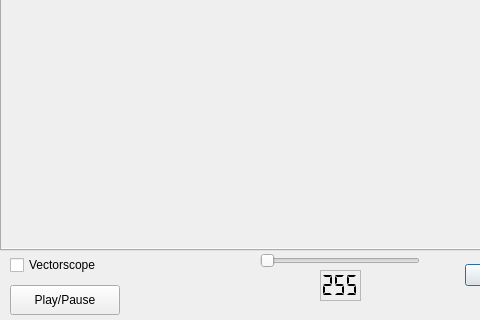
Before: the Qt Designer form src/maggicsegmentationdialog.ui in robocin/vss-vision, drawn with Qt 5; both pictures show x 0 to 480 and y 260 to 580 of the 750 by 580 pixel window.
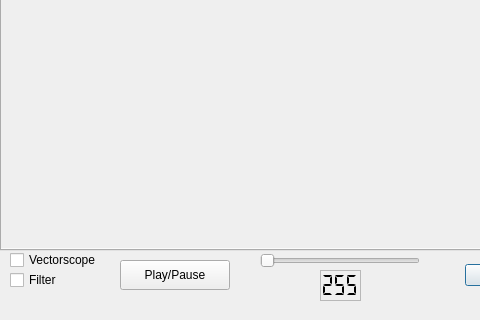
After: the same form once the commit is applied. Icons and pictures are not drawn.

Commit message: [ADDED] filterEnable control, filter rectangle drawing and avoiding dragging pivots in filter mode. [REMOVED] some warnings. [FIXED] minor types.

What changed in the file:
```diff
--- a/src/maggicsegmentationdialog.ui
+++ b/src/maggicsegmentationdialog.ui
@@ -463,8 +463,8 @@
   <widget class="QPushButton" name="playpauseButton">
    <property name="geometry">
     <rect>
-     <x>10</x>
-     <y>545</y>
+     <x>120</x>
+     <y>520</y>
      <width>110</width>
      <height>30</height>
     </rect>
@@ -504,13 +504,26 @@
      <x>10</x>
      <y>510</y>
      <width>110</width>
-     <height>30</height>
+     <height>20</height>
     </rect>
    </property>
    <property name="text">
     <string>Vectorscope</string>
    </property>
   </widget>
+  <widget class="QCheckBox" name="FilterCheckBox">
+   <property name="geometry">
+    <rect>
+     <x>10</x>
+     <y>530</y>
+     <width>55</width>
+     <height>20</height>
+    </rect>
+   </property>
+   <property name="text">
+    <string>Filter</string>
+   </property>
+  </widget>
  </widget>
  <resources>
   <include location="image.qrc"/>
```
The commit also changes 4 other files.
